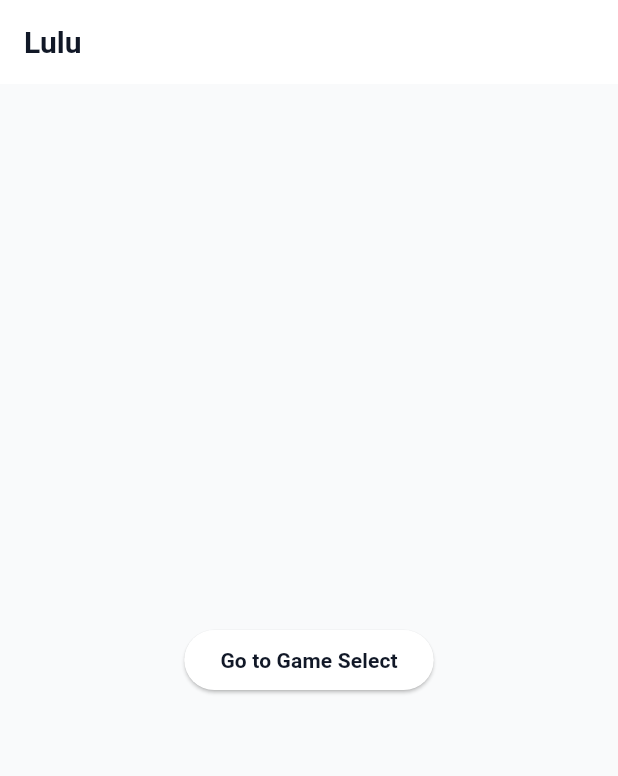
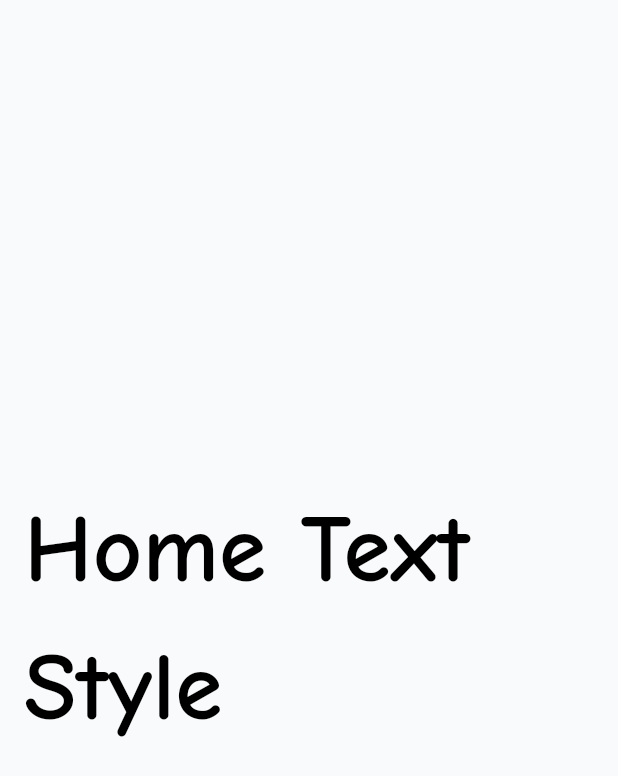
Before and after one commit to RafiDevari/Lulu, a Flutter app: the screen it shows after launch, on a phone screen of 412 x 824 dp. Shown: the top 776 px of the screen. Run offline on Flutter 3.47's test engine with Material 3 defaults, Android fonts, the phone set to English and light mode, and no system bars; our stand-ins replace get.

Commit message:
second, update font,doang makek struktur yang baru

```diff
--- a/lib/app/modules/home/views/home_view.dart
+++ b/lib/app/modules/home/views/home_view.dart
@@ -9,22 +9,10 @@ class HomeView extends GetView<HomeController> {
   @override
   Widget build(BuildContext context) {
     return Scaffold(
-      appBar: AppBar(
-        title: Text(
-          'title'.tr,
-          style: Theme.of(context).textTheme.titleLarge,
-        ),
-      ),
       body: Center(
         child: Padding(
           padding: const EdgeInsets.all(AppSpacing.md),
-          child: ElevatedButton(
-            onPressed: controller.toGameSelect,
-            child: Text(
-              'Go to Game Select',
-              style: Theme.of(context).textTheme.labelLarge,
-            ),
-          ),
+          child: Text('Home Text Style',style: Theme.of(context).textTheme.labelLarge)
         ),
       ),
     );
--- a/lib/app/theme/app_radius.dart
+++ b/lib/app/theme/app_radius.dart
@@ -9,6 +9,5 @@ class AppRadius {
   static const BorderRadius md =
   BorderRadius.all(Radius.circular(12));
 
-  static const BorderRadius lg =
-  BorderRadius.all(Radius.circular(16));
+  static const BorderRadius lg = BorderRadius.all(Radius.circular(16));
 }
```
Also changed, not shown: lib/app/theme/app_text_styles.dart (+5 -15 lines), lib/app/theme/app_theme.dart (+11 -1 lines), pubspec.yaml (+10 -12 lines), assets/fonts/ComicNeue-Bold.ttf (added), assets/fonts/ComicNeue-Light.ttf (added), assets/fonts/ComicNeue-Regular.ttf (added).
